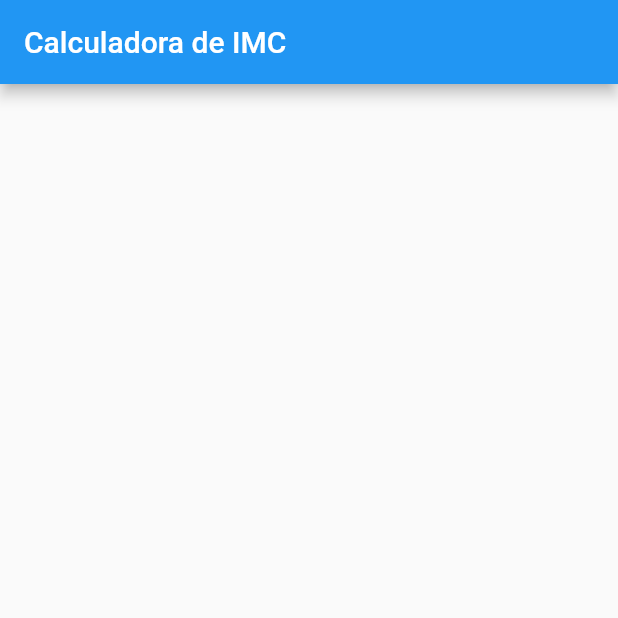
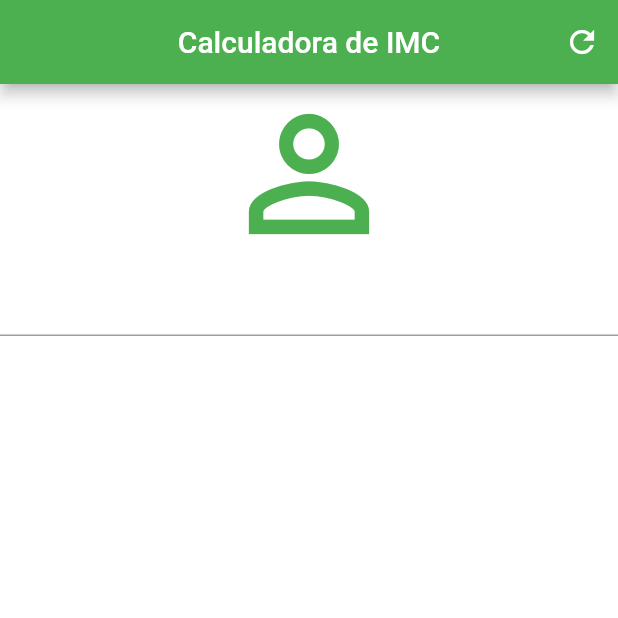
Before and after one commit to Fernando-Braulio/calculadora_imc_flutter, a Flutter app: the screen it shows after launch, on a phone screen of 412 x 824 dp, the top half of it. Run offline on Flutter 3.47's test engine with Material 2 defaults, Android fonts, the phone set to English and light mode, and no system bars.

Commit message:
insert icon and align center

```diff
--- a/lib/main.dart
+++ b/lib/main.dart
@@ -17,6 +17,28 @@ class _HomeState extends State<Home> {
     return Scaffold(
       appBar: AppBar(
         title: Text("Calculadora de IMC"),
+        centerTitle: true,
+        backgroundColor: Colors.green,
+        actions: <Widget>[
+          IconButton(
+            icon: Icon(Icons.refresh),
+            onPressed: () {},
+          )
+        ],
+      ),
+      backgroundColor: Colors.white,
+      body: Column(
+        crossAxisAlignment: CrossAxisAlignment.stretch, //Tentar alargar toda a largura da tela
+        children: <Widget>[
+          Icon(
+              Icons.person_outline,
+              size: 120.0,
+              color: Colors.green
+          ),
+          TextField(
+            keyboardType: TextInputType.number,
+          ),
+        ],
       ),
     );
   }
```
